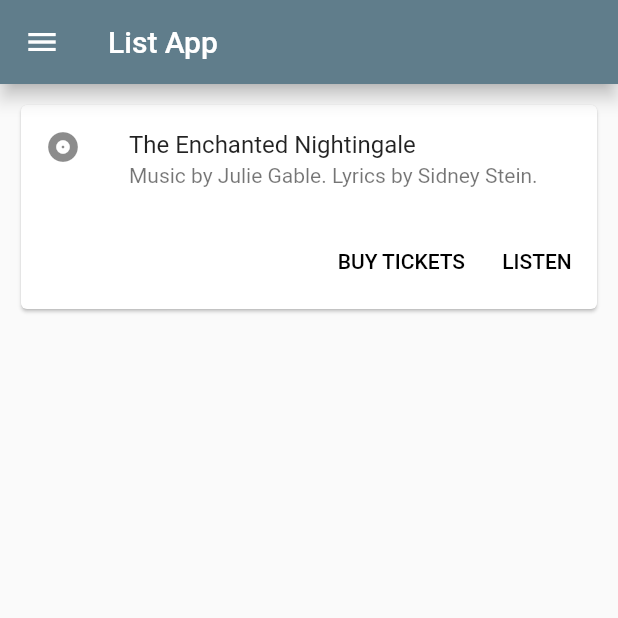
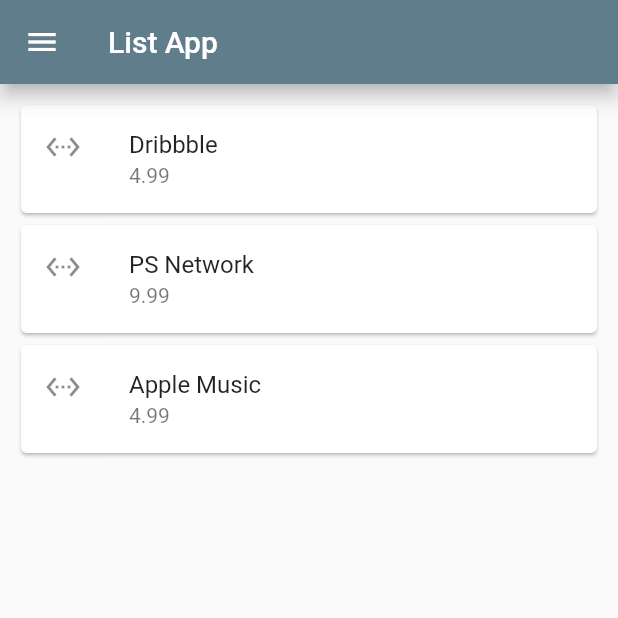
Before and after one commit to jgawrylkowicz/list, a Flutter app: the screen it shows after launch, on a phone screen of 412 x 824 dp, the top half of it. Run offline on Flutter 3.47's test engine with Material 2 defaults, Android fonts, the phone set to English and light mode, and no system bars.

Commit message:
Add a simple list and bind it to cards

```diff
--- a/lib/main.dart
+++ b/lib/main.dart
@@ -1,25 +1,49 @@
+import 'dart:async';
+
 import 'package:flutter/foundation.dart';
 import 'package:flutter/material.dart';
+import 'package:list/models/entry.dart';
 import 'package:list/new_page.dart';
 
-void main()=> runApp(new App());
-
-class App extends StatelessWidget {
-  @override
-  Widget build(BuildContext context){
-    return new MaterialApp(
+void main() {
+  runApp(new MaterialApp(
       theme: new ThemeData(
         primarySwatch: Colors.blueGrey,
         primaryColor: defaultTargetPlatform == TargetPlatform.iOS ? Colors.grey[50] : null,),
       home: new HomePage(),
-      //routes: <String, WidgetBuilder>{
-      //  "/a": (BuildContext context) => new NewPage("new page"),
-      //}
-    );
-  }
+    )
+  );
+
 }
 
-class HomePage extends StatelessWidget{
+class HomePage extends StatefulWidget {
+  @override
+  HomePageState createState() => new HomePageState();
+}
+
+class HomePageState extends State<HomePage>{
+
+  List<Entry> entries;
+
+  void getData(){
+
+    var _entries = new List<Entry>();
+
+    _entries.add(new Entry('Dribbble', 4.99));
+    _entries.add(new Entry('PS Network', 9.99));
+    _entries.add(new Entry('Apple Music', 4.99));
+
+
+    this.setState(() {
+      entries = _entries;
+    });
+  }
+
+  @override
+  void initState(){
+    this.getData();
+  }
+
   @override
   Widget build(BuildContext context){
     return new Scaffold(
@@ -69,31 +93,24 @@ class HomePage extends StatelessWidget{
       ),
       body: new Container(
         margin: const EdgeInsets.all(10.0),
-        child: new Card(
-          child: new Column(
-            mainAxisSize: MainAxisSize.min,
-            children: <Widget>[
-              const ListTile(
-                leading: const Icon(Icons.album),
-                title: const Text('The Enchanted Nightingale'),
-                subtitle: const Text('Music by Julie Gable. Lyrics by Sidney Stein.'),
-              ),
-              new ButtonTheme.bar( // make buttons use the appropriate styles for cards
-                child: new ButtonBar(
-                  children: <Widget>[
-                    new FlatButton(
-                      child: const Text('BUY TICKETS'),
-                      onPressed: () { /* ... */ },
-                    ),
-                    new FlatButton(
-                      child: const Text('LISTEN'),
-                      onPressed: () { /* ... */ },
-                    ),
-                  ],
-                ),
-              ),
-            ],
-          ),
+        child: new ListView.builder(
+          itemCount: entries == null ? 0 : entries.length,
+          itemBuilder: (BuildContext context, int index){
+            return new Card(
+              child: new Column(
+                mainAxisSize: MainAxisSize.min,
+                children: <Widget>[
+                  new ListTile(
+                    leading: Icon(Icons.settings_ethernet),
+                    title: new Text(entries[index].name),
+                    subtitle: new Text(entries[index].value.toString()),
+                  )
+                ],
+              )
+
+              //new Text(entries[index].name),
+            );
+          }
         )
       )
     );
--- /dev/null
+++ b/lib/models/entry.dart
@@ -0,0 +1,13 @@
+class Entry {
+  int id;
+  var name;
+  double value;
+
+  static int counter = 0;
+
+  Entry(name, value){
+    this.id = counter++;
+    this.name = name;
+    this.value = value;
+  }
+}
```
